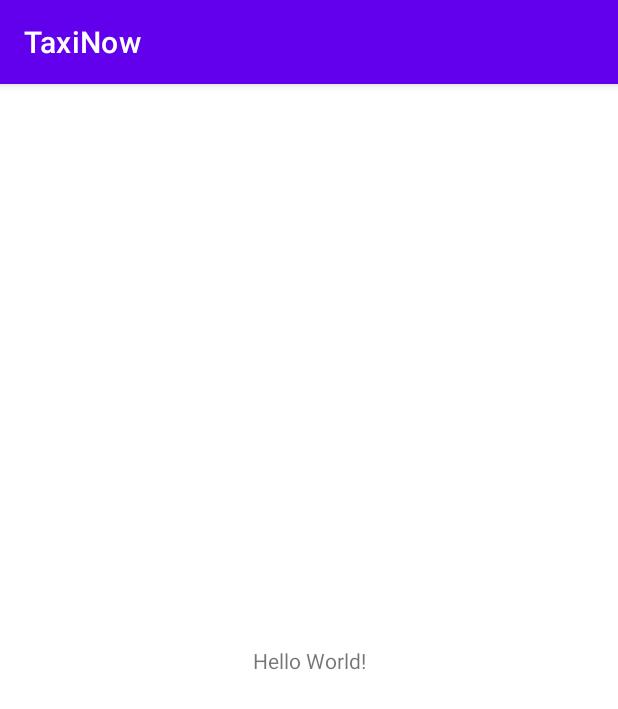
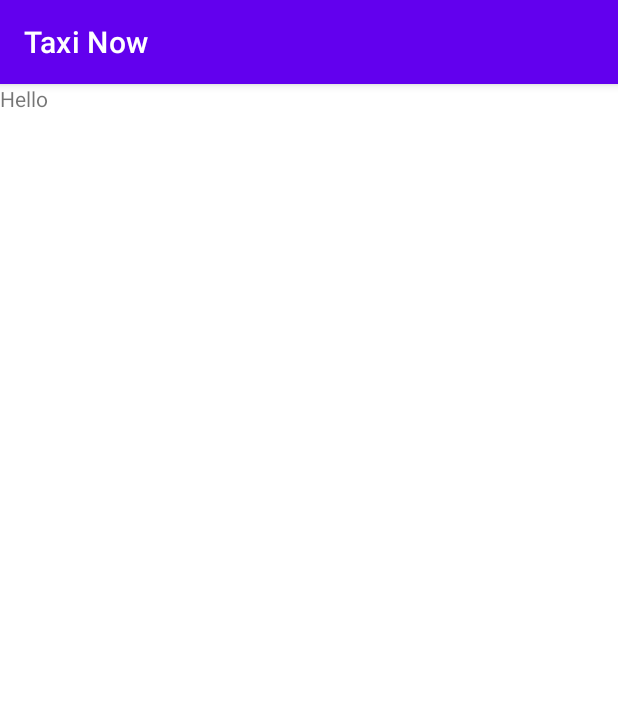
Before and after one commit to hardik-bambhania/TaxiNow, an Android app: the screen it shows after launch (MainActivity), on a phone screen of 412 x 824 dp. Shown: the top 709 px of the screen. Run offline under Robolectric (Android 15) with nearby library versions, the phone set to English and light mode, and no system bars; our stand-ins replace Dagger/Hilt's generated code.

Commit message:
Added first empty UI.

```diff
--- a/app/build.gradle
+++ b/app/build.gradle
@@ -58,6 +58,7 @@ dependencies {
 
     //Hilt
     implementation "com.google.dagger:hilt-android:2.38.1"
+    implementation 'androidx.legacy:legacy-support-v4:1.0.0'
     kapt "com.google.dagger:hilt-android-compiler:2.38.1"
     implementation "androidx.hilt:hilt-navigation-fragment:1.0.0"
 
--- a/app/src/main/AndroidManifest.xml
+++ b/app/src/main/AndroidManifest.xml
@@ -3,6 +3,7 @@
     package="com.hardik.taxinow">
 
     <application
+        android:name=".TaxiNowApplication"
         android:allowBackup="true"
         android:icon="@mipmap/ic_launcher"
         android:label="@string/app_name"
@@ -10,7 +11,7 @@
         android:supportsRtl="true"
         android:theme="@style/Theme.TaxiNow">
         <activity
-            android:name=".MainActivity"
+            android:name=".ui.MainActivity"
             android:exported="true">
             <intent-filter>
                 <action android:name="android.intent.action.MAIN" />
--- /dev/null
+++ b/app/src/main/java/com/hardik/taxinow/TaxiNowApplication.kt
@@ -0,0 +1,8 @@
+package com.hardik.taxinow
+
+import android.app.Application
+import dagger.hilt.android.HiltAndroidApp
+
+@HiltAndroidApp
+class TaxiNowApplication: Application() {
+}
--- a/app/src/main/java/com/hardik/taxinow/MainActivity.kt
+++ b/app/src/main/java/com/hardik/taxinow/ui/MainActivity.kt
@@ -1,8 +1,11 @@
-package com.hardik.taxinow
+package com.hardik.taxinow.ui
 
+import android.os.Bundle
 import androidx.appcompat.app.AppCompatActivity
-import android.os.Bundle
+import com.hardik.taxinow.R
+import dagger.hilt.android.AndroidEntryPoint
 
+@AndroidEntryPoint
 class MainActivity : AppCompatActivity() {
     override fun onCreate(savedInstanceState: Bundle?) {
         super.onCreate(savedInstanceState)
--- /dev/null
+++ b/app/src/main/java/com/hardik/taxinow/ui/fragment/VehicleListFragment.kt
@@ -0,0 +1,22 @@
+package com.hardik.taxinow.ui.fragment
+
+import android.os.Bundle
+import android.view.LayoutInflater
+import android.view.View
+import android.view.ViewGroup
+import androidx.fragment.app.Fragment
+import com.hardik.taxinow.R
+import dagger.hilt.android.AndroidEntryPoint
+
+@AndroidEntryPoint
+class VehicleListFragment : Fragment() {
+
+    override fun onCreateView(
+        inflater: LayoutInflater, container: ViewGroup?,
+        savedInstanceState: Bundle?
+    ): View? {
+        return inflater.inflate(R.layout.fragment_vehicle_list, container, false)
+    }
+
+
+}
--- /dev/null
+++ b/app/src/main/java/com/hardik/taxinow/vm/VehicleListViewModel.kt
@@ -0,0 +1,10 @@
+package com.hardik.taxinow.vm
+
+import androidx.lifecycle.ViewModel
+import dagger.hilt.android.lifecycle.HiltViewModel
+import javax.inject.Inject
+
+@HiltViewModel
+class VehicleListViewModel @Inject constructor() : ViewModel() {
+
+}
--- a/app/src/main/res/layout/activity_main.xml
+++ b/app/src/main/res/layout/activity_main.xml
@@ -4,15 +4,19 @@
     xmlns:tools="http://schemas.android.com/tools"
     android:layout_width="match_parent"
     android:layout_height="match_parent"
-    tools:context=".MainActivity">
+    tools:context=".ui.MainActivity">
 
-    <TextView
-        android:layout_width="wrap_content"
-        android:layout_height="wrap_content"
-        android:text="Hello World!"
+    <androidx.fragment.app.FragmentContainerView
+        android:id="@+id/nav_host"
+        android:name="androidx.navigation.fragment.NavHostFragment"
+        android:layout_width="0dp"
+        android:layout_height="0dp"
+        app:defaultNavHost="true"
         app:layout_constraintBottom_toBottomOf="parent"
         app:layout_constraintLeft_toLeftOf="parent"
         app:layout_constraintRight_toRightOf="parent"
-        app:layout_constraintTop_toTopOf="parent" />
+        app:layout_constraintTop_toTopOf="parent"
+        app:navGraph="@navigation/nav_graph" />
+
 
 </androidx.constraintlayout.widget.ConstraintLayout>
--- /dev/null
+++ b/app/src/main/res/layout/fragment_vehicle_list.xml
@@ -0,0 +1,13 @@
+<?xml version="1.0" encoding="utf-8"?>
+<FrameLayout xmlns:android="http://schemas.android.com/apk/res/android"
+    xmlns:tools="http://schemas.android.com/tools"
+    android:layout_width="match_parent"
+    android:layout_height="match_parent"
+    tools:context=".ui.fragment.VehicleListFragment">
+
+    <TextView
+        android:layout_width="match_parent"
+        android:layout_height="match_parent"
+        android:text="Hello" />
+
+</FrameLayout>
--- /dev/null
+++ b/app/src/main/res/navigation/nav_graph.xml
@@ -0,0 +1,13 @@
+<?xml version="1.0" encoding="utf-8"?>
+<navigation xmlns:android="http://schemas.android.com/apk/res/android"
+    xmlns:app="http://schemas.android.com/apk/res-auto"
+    xmlns:tools="http://schemas.android.com/tools"
+    android:id="@+id/nav_graph"
+    app:startDestination="@id/vehicleListFragment">
+
+    <fragment
+        android:id="@+id/vehicleListFragment"
+        android:name="com.hardik.taxinow.ui.fragment.VehicleListFragment"
+        android:label="@string/app_name"
+        tools:layout="@layout/fragment_vehicle_list" />
+</navigation>
--- a/app/src/main/res/values/strings.xml
+++ b/app/src/main/res/values/strings.xml
@@ -1,3 +1,3 @@
 <resources>
-    <string name="app_name">TaxiNow</string>
+    <string name="app_name">Taxi Now</string>
 </resources>
```
